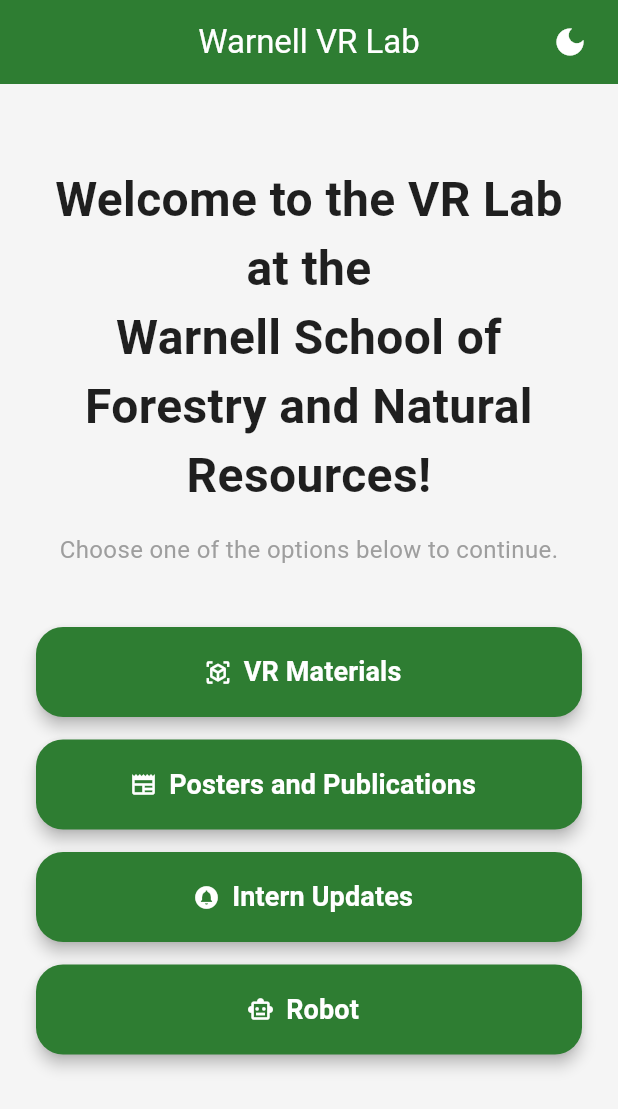
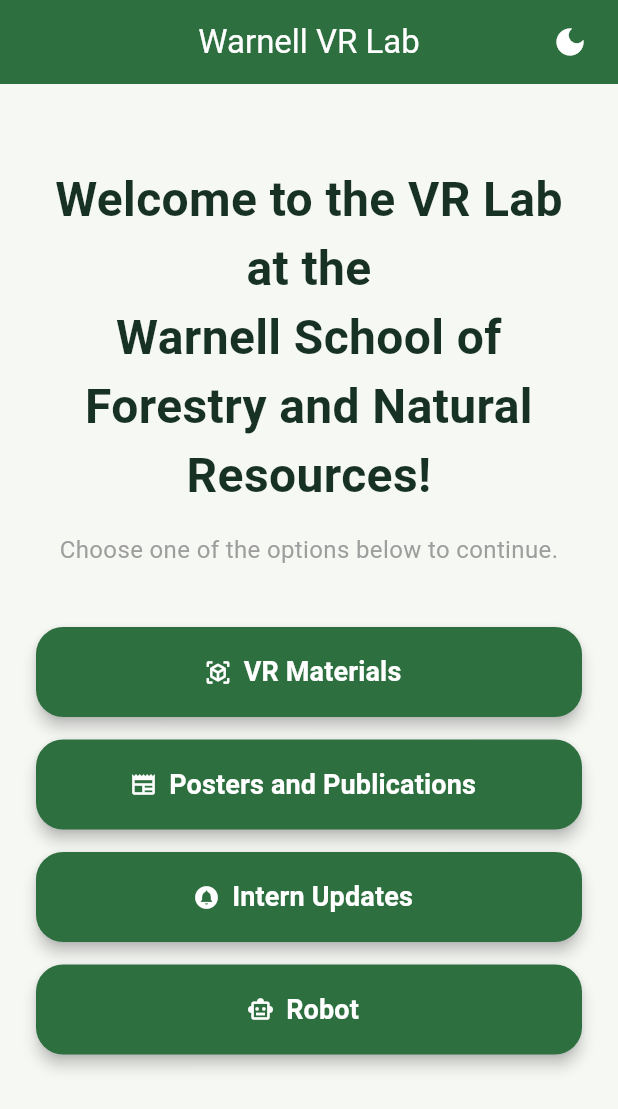
Before and after one commit to aru2-2/perseus_vr_lab_app, a Flutter app: the screen it shows after launch, on a phone screen of 412 x 824 dp. Shown: the top 1109 px of the screen. Run offline on Flutter 3.47's test engine with Material 3 defaults, Android fonts, the phone set to English and light mode, and no system bars; our stand-ins replace visibility_detector.

Commit message:
Increased color scheme throughout the app

```diff
--- a/lib/utils/colors.dart
+++ b/lib/utils/colors.dart
@@ -1,15 +1,16 @@
 import 'package:flutter/material.dart';
 
 class AppColors {
-
-  static const primary = Color(0xFF2E7D32);
-  static const secondary = Color(0xFFFF9800);
-  static const backgroundLight = Color(0xFFF5F5F5);
-  static const backgroundDark = Color(0xFF121212);
-  static const textLight = Color(0xFF1F1F1F);
-  static const textDark = Color(0xFFF5F5F5);
+  static const primary = Color(0xFF2E6F40);
+  static const secondary = Color(0xFF4F8A5B);
+  static const backgroundLight = Color(0xFFF6F8F4);
+  static const backgroundDark = Color(0xFF121A15);
+  static const textLight = Color(0xFF173124);
+  static const textDark = Color(0xFFF3F7F2);
   static const cardLight = Color(0xFFFFFFFF);
-  static const cardDark = Color(0xFF1E1E1E);
-  static const mutedText = Color(0xFF757575);
+  static const cardDark = Color(0xFF1D2A23);
+  static const mutedText = Color(0xFF6E7A72);
   static const buttonText = Color(0xFFFFFFFF);
+  static const borderLight = Color(0xFFDDE7E0);
+  static const borderDark = Color(0xFF31453A);
 }
```
